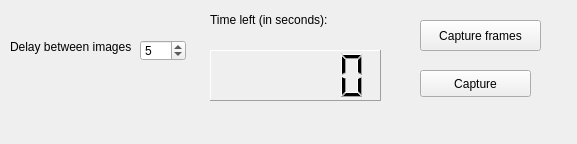
asergiu/camcalib, file mainwindow.ui: the form before one commit.
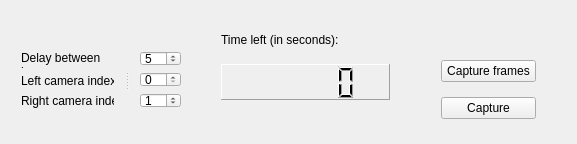
The form after the commit.

Commit message: added camera index setup support for the GUI

What changed in the file:
```diff
--- a/mainwindow.ui
+++ b/mainwindow.ui
@@ -26,31 +26,22 @@
    <string>Stereo Calibration</string>
   </property>
   <widget class="QWidget" name="centralWidget">
-   <widget class="QPushButton" name="pushButtonCalibrate">
-    <property name="enabled">
-     <bool>true</bool>
-    </property>
-    <property name="geometry">
-     <rect>
-      <x>420</x>
-      <y>20</y>
-      <width>121</width>
-      <height>31</height>
-     </rect>
-    </property>
-    <property name="text">
-     <string>Capture frames</string>
-    </property>
-   </widget>
-   <widget class="QLabel" name="label_2">
+   <widget class="QSplitter" name="data_splitter">
     <property name="geometry">
      <rect>
       <x>10</x>
       <y>40</y>
-      <width>141</width>
-      <height>31</height>
+      <width>182</width>
+      <height>79</height>
      </rect>
     </property>
+    <property name="orientation">
+     <enum>Qt::Horizontal</enum>
+    </property>
+    <widget class="QWidget" name="layoutWidget">
+     <layout class="QVBoxLayout" name="verticalLayout">
+      <item>
+       <widget class="QLabel" name="label_2">
     <property name="text">
      <string>Delay between images</string>
     </property>
@@ -61,15 +52,27 @@
      <bool>true</bool>
     </property>
    </widget>
+      </item>
+      <item>
+       <widget class="QLabel" name="label">
+        <property name="text">
+         <string>Left camera index</string>
+        </property>
+       </widget>
+      </item>
+      <item>
+       <widget class="QLabel" name="label_3">
+        <property name="text">
+         <string>Right camera index</string>
+        </property>
+       </widget>
+      </item>
+     </layout>
+    </widget>
+    <widget class="QWidget" name="layoutWidget1">
+     <layout class="QVBoxLayout" name="verticalLayout_2">
+      <item>
    <widget class="QSpinBox" name="spinBoxInterval">
-    <property name="geometry">
-     <rect>
-      <x>140</x>
-      <y>40</y>
-      <width>46</width>
-      <height>21</height>
-     </rect>
-    </property>
     <property name="minimum">
      <number>0</number>
     </property>
@@ -77,28 +80,43 @@
      <number>5</number>
     </property>
    </widget>
-   <widget class="QLabel" name="labelSampleTimeout">
+      </item>
+      <item>
+       <widget class="QSpinBox" name="left_camera_index_spinBox">
+        <property name="value">
+         <number>0</number>
+        </property>
+       </widget>
+      </item>
+      <item>
+       <widget class="QSpinBox" name="right_camera_index_spinBox">
+        <property name="value">
+         <number>1</number>
+        </property>
+       </widget>
+      </item>
+     </layout>
+    </widget>
+   </widget>
+   <widget class="QWidget" name="layoutWidget2">
     <property name="geometry">
      <rect>
       <x>210</x>
       <y>10</y>
-      <width>171</width>
-      <height>20</height>
+      <width>191</width>
+      <height>101</height>
      </rect>
     </property>
+    <layout class="QVBoxLayout" name="verticalLayout_4">
+     <item>
+      <widget class="QLabel" name="labelSampleTimeout">
     <property name="text">
      <string>Time left (in seconds):</string>
     </property>
    </widget>
+     </item>
+     <item>
    <widget class="QLCDNumber" name="lcdNumber">
-    <property name="geometry">
-     <rect>
-      <x>210</x>
-      <y>50</y>
-      <width>171</width>
-      <height>51</height>
-     </rect>
-    </property>
     <property name="frameShape">
      <enum>QFrame::Panel</enum>
     </property>
@@ -115,19 +133,41 @@
      <enum>QLCDNumber::Filled</enum>
     </property>
    </widget>
+     </item>
+    </layout>
+   </widget>
+   <widget class="QWidget" name="layoutWidget3">
+    <property name="geometry">
+     <rect>
+      <x>430</x>
+      <y>40</y>
+      <width>117</width>
+      <height>101</height>
+     </rect>
+    </property>
+    <layout class="QVBoxLayout" name="verticalLayout_3">
+     <item>
+      <widget class="QPushButton" name="pushButtonCalibrate">
+       <property name="enabled">
+        <bool>true</bool>
+       </property>
+       <property name="text">
+        <string>Capture frames</string>
+       </property>
+      </widget>
+     </item>
+     <item>
    <widget class="QPushButton" name="pushButton">
-    <property name="geometry">
-     <rect>
-      <x>420</x>
-      <y>70</y>
-      <width>111</width>
-      <height>27</height>
-     </rect>
-    </property>
     <property name="text">
      <string>Capture</string>
     </property>
    </widget>
+     </item>
+    </layout>
+   </widget>
+   <zorder>layoutWidget</zorder>
+   <zorder>layoutWidget</zorder>
+   <zorder>data_splitter</zorder>
   </widget>
  </widget>
  <layoutdefault spacing="6" margin="11"/>
```
Lines whose indentation alone changed are shown as unchanged. The commit also changes 8 other files.
